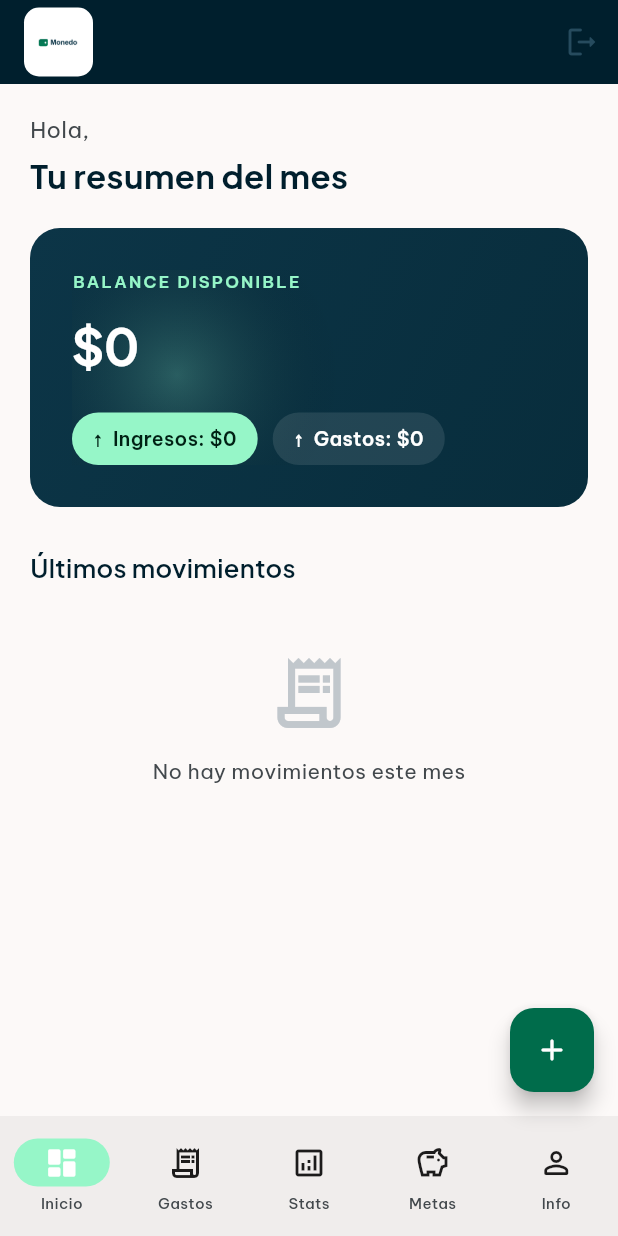
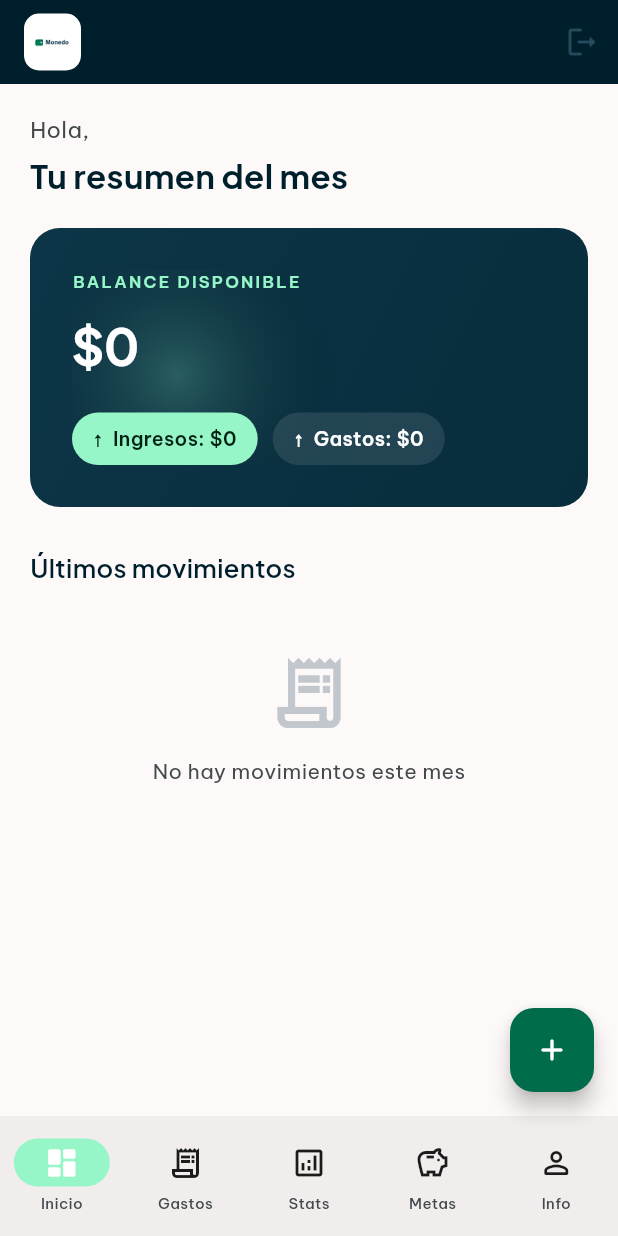
Before and after one commit to Ericknvp/monedo, a Flutter app: the screen it shows once a user with an empty profile is signed in, on a phone screen of 412 x 824 dp. Run offline on Flutter 3.47's test engine with Material 3 defaults, Android fonts, the phone set to English and light mode, and no system bars; our stand-ins replace cloud_firestore, firebase_auth, firebase_core, fl_chart, google_fonts; accounts and stored records are empty.

Commit message:
Dashboard: reducir padding del logo en sidebar y AppBar

```diff
--- a/lib/screens/dashboard_screen.dart
+++ b/lib/screens/dashboard_screen.dart
@@ -173,15 +173,15 @@ class _DashboardScreenState extends State<DashboardScreen> {
           Padding(
             padding: const EdgeInsets.fromLTRB(20, 28, 20, 24),
             child: Container(
-              padding: const EdgeInsets.all(10),
+              padding: const EdgeInsets.all(6),
               decoration: BoxDecoration(
                 color: Colors.white,
-                borderRadius: BorderRadius.circular(12),
+                borderRadius: BorderRadius.circular(10),
               ),
               child: Image.asset(
                 'assets/newmonedodesign/newlogo.png',
-                width: 36,
-                height: 36,
+                width: 32,
+                height: 32,
                 fit: BoxFit.contain,
               ),
             ),
@@ -859,15 +859,15 @@ class _DashboardScreenState extends State<DashboardScreen> {
         backgroundColor: AppTheme.primary,
         elevation: 0,
         title: Container(
-          padding: const EdgeInsets.all(8),
+          padding: const EdgeInsets.all(6),
           decoration: BoxDecoration(
             color: Colors.white,
             borderRadius: BorderRadius.circular(10),
           ),
           child: Image.asset(
             'assets/newmonedodesign/newlogo.png',
-            width: 30,
-            height: 30,
+            width: 26,
+            height: 26,
             fit: BoxFit.contain,
           ),
         ),
```
